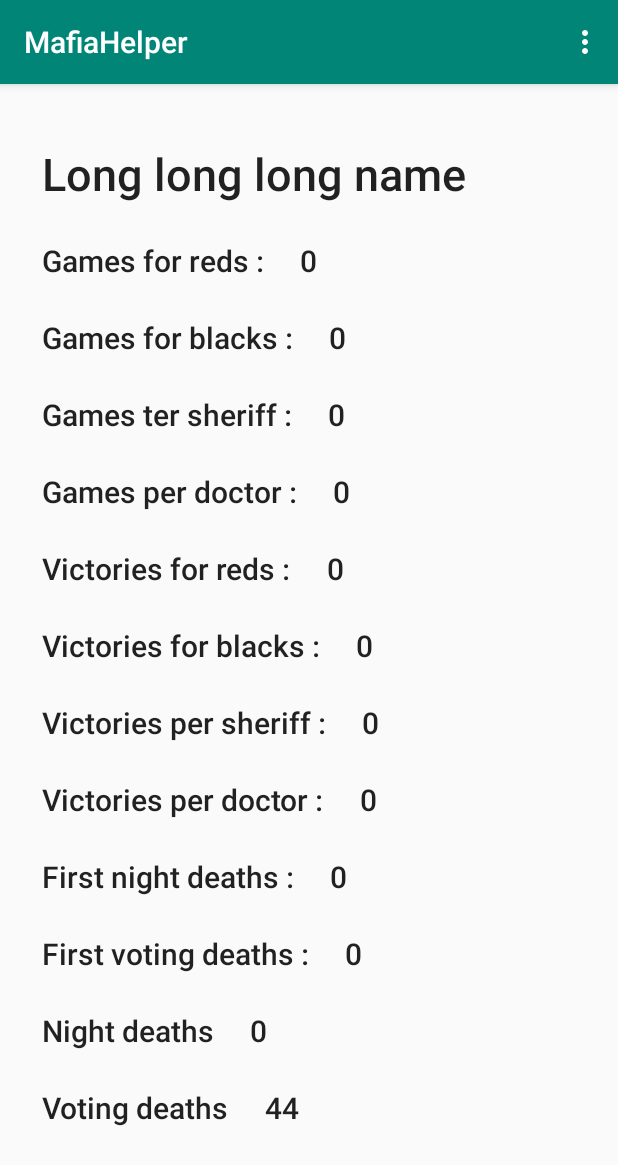
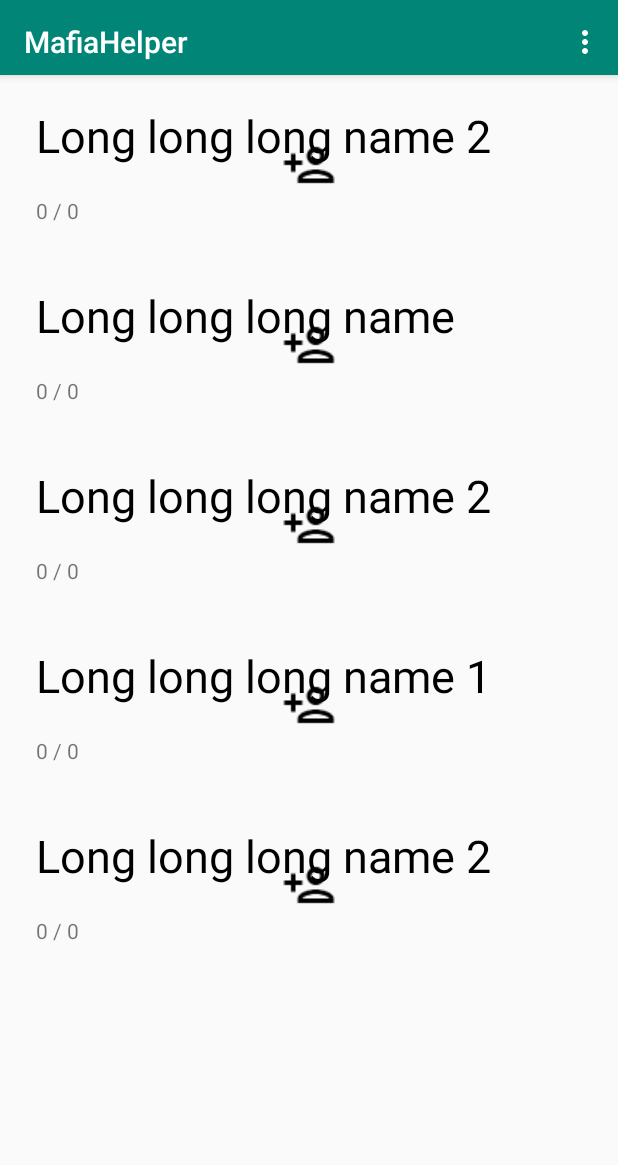
Before and after one commit to KessoPavel/Android-Mafia-Helper, an Android app: the screen it shows after launch (MainActivity), on a phone screen of 412 x 824 dp. Shown: the top 1165 px of the screen. Run offline under Robolectric (Android 15) with nearby library versions, the phone set to English and light mode, and no system bars; our stand-ins replace data binding.

Commit message:
add player list fragment

```diff
--- a/app/build.gradle
+++ b/app/build.gradle
@@ -33,7 +33,6 @@ dependencies {
     implementation "com.android.support:appcompat-v7:$support_version"
     implementation "com.android.support:recyclerview-v7:$support_version"
     implementation 'com.android.support.constraint:constraint-layout:1.1.3'
-    implementation 'com.squareup.picasso:picasso:2.5.2'
     implementation 'com.squareup.okhttp3:okhttp:3.12.0'
     implementation "com.android.support:support-v4:$support_version"
     implementation "org.jetbrains.kotlin:kotlin-stdlib-jdk7:$kotlin_version"
--- a/app/src/main/java/com/radiance/mafiahelper/MainActivity.kt
+++ b/app/src/main/java/com/radiance/mafiahelper/MainActivity.kt
@@ -7,6 +7,7 @@ import android.view.MenuItem
 import android.view.View
 import com.radiance.mafiahelper.player.Player
 import com.radiance.mafiahelper.playerInfo.PlayerInfoFragment
+import com.radiance.mafiahelper.playerList.PlayerListFragment
 
 import kotlinx.android.synthetic.main.activity_main.*
 import org.jetbrains.anko.toast
@@ -18,14 +19,22 @@ class MainActivity : AppCompatActivity() {
         setContentView(R.layout.activity_main)
         setSupportActionBar(toolbar)
 
-        val player = Player(
+        val player1 = Player(
             name = "Long long long name",
+            votingDeaths = 44
+        )
+        val player2 = Player(
+            name = "Long long long name 1 ",
+            votingDeaths = 44
+        )
+        val player3 = Player(
+            name = "Long long long name 2",
             votingDeaths = 44
         )
 
         supportFragmentManager
             .beginTransaction()
-            .add(R.id.root_layout, PlayerInfoFragment.newInstance(player), "Player")
+            .add(R.id.root_layout, PlayerListFragment.newInstance(arrayOf(player3, player1, player3, player2, player3)), "Player")
             .addToBackStack(null)
             .commit()
     }
--- /dev/null
+++ b/app/src/main/java/com/radiance/mafiahelper/playerList/Extensions.kt
@@ -0,0 +1,10 @@
+package com.radiance.mafiahelper.playerList
+
+import android.view.LayoutInflater
+import android.view.View
+import android.view.ViewGroup
+import androidx.annotation.LayoutRes
+
+fun ViewGroup.inflate(@LayoutRes layoutRes: Int, attachToRoot: Boolean = false): View {
+    return LayoutInflater.from(context).inflate(layoutRes, this, attachToRoot)
+}
--- /dev/null
+++ b/app/src/main/java/com/radiance/mafiahelper/playerList/PlayerListAdapter.kt
@@ -0,0 +1,47 @@
+package com.radiance.mafiahelper.playerList
+
+import android.content.Context
+import android.view.View
+import android.view.ViewGroup
+import androidx.recyclerview.widget.RecyclerView
+import com.radiance.mafiahelper.R
+import com.radiance.mafiahelper.player.Player
+import kotlinx.android.synthetic.main.fragment_player_info.view.*
+import kotlinx.android.synthetic.main.fragment_player_list_item.view.*
+
+class PlayerListAdapter(private val players: Array<Player>, context: Context): RecyclerView.Adapter<PlayerListAdapter.PlayerHolder>() {
+    override fun onCreateViewHolder(
+        parent: ViewGroup,
+        viewType: Int
+    ): PlayerHolder {
+        val inflationView = parent.inflate(R.layout.fragment_player_list_item, false)
+        return PlayerHolder(inflationView)
+    }
+
+    override fun getItemCount() = players.size
+
+    override fun onBindViewHolder(holder: PlayerHolder, position: Int) {
+        holder.bindPlayer(player = players[position])
+    }
+
+    class PlayerHolder(v: View) : RecyclerView.ViewHolder(v), View.OnClickListener {
+        private var view: View = v
+        private var player: Player? = null
+
+        init {
+            v.setOnClickListener(this)
+        }
+
+        override fun onClick(p0: View?) {
+        }
+
+        fun bindPlayer(player: Player){
+            this.player = player
+
+            view.player_name.text = player.name
+            view.v_l.text = "${player.victoriesForBlacks + player.victoriesForReds + player.victoriesPerDoctor + player.victoriesPerSheriff} / " +
+                    "${player.gamesForBlacks + player.gamesForReds + player.gamesPerDoctor + player.gamesPerSheriff}"
+            view.player_image.setImageResource(R.drawable.outline_person_add_black_18dp)
+        }
+    }
+}
--- a/app/src/main/java/com/radiance/mafiahelper/playerList/PlayerListFragment.kt
+++ b/app/src/main/java/com/radiance/mafiahelper/playerList/PlayerListFragment.kt
@@ -5,7 +5,11 @@ import android.os.Bundle
 import android.view.LayoutInflater
 import android.view.View
 import android.view.ViewGroup
+import android.widget.LinearLayout
 import androidx.fragment.app.Fragment
+import androidx.recyclerview.widget.LinearLayoutManager
+import androidx.recyclerview.widget.RecyclerView
+import com.radiance.mafiahelper.R
 import com.radiance.mafiahelper.player.Player
 
 class PlayerListFragment : Fragment() {
@@ -23,17 +27,21 @@ class PlayerListFragment : Fragment() {
         }
     }
 
-//    override fun onAttach(context: Context?) {
-//        super.onAttach(context)
-//    }
-//
-//    override fun onCreateView(
-//        inflater: LayoutInflater,
-//        container: ViewGroup?,
-//        savedInstanceState: Bundle?
-//    ): View? {
-//        players = arguments!!.getSerializable(PLAYER_LIST) as Array<Player>
-//
-//
-//    }
+    override fun onAttach(context: Context?) {
+        super.onAttach(context)
+    }
+
+    override fun onCreateView(
+        inflater: LayoutInflater,
+        container: ViewGroup?,
+        savedInstanceState: Bundle?
+    ): View? {
+        players = arguments!!.getSerializable(PLAYER_LIST) as Array<Player>
+
+        val view = inflater.inflate(R.layout.fragment_player_list, container, false)
+        val recyclerView = view.findViewById<RecyclerView>(R.id.player_list)
+        recyclerView.layoutManager = LinearLayoutManager(context)
+        recyclerView.adapter = PlayerListAdapter(players, context!!)
+        return view
+    }
 }
--- a/app/src/main/res/layout/activity_main.xml
+++ b/app/src/main/res/layout/activity_main.xml
@@ -8,7 +8,7 @@
 
     <com.google.android.material.appbar.AppBarLayout
         android:layout_width="match_parent"
-        android:layout_height="wrap_content"
+        android:layout_height="50dp"
         android:theme="@style/AppTheme.AppBarOverlay">
 
         <androidx.appcompat.widget.Toolbar
@@ -21,5 +21,4 @@
     </com.google.android.material.appbar.AppBarLayout>
 
     <include layout="@layout/content_main" />
-
 </androidx.coordinatorlayout.widget.CoordinatorLayout>
--- a/app/src/main/res/layout/content_main.xml
+++ b/app/src/main/res/layout/content_main.xml
@@ -4,7 +4,7 @@
     android:layout_width="match_parent"
     android:layout_height="match_parent"
     android:paddingLeft="4dp"
-    android:paddingTop="4dp"
+    android:paddingTop="50dp"
     android:paddingRight="4dp"
     android:paddingBottom="4dp">
 </FrameLayout>
--- a/app/src/main/res/layout/fragment_player_info.xml
+++ b/app/src/main/res/layout/fragment_player_info.xml
@@ -1,5 +1,6 @@
 <layout xmlns:tools="http://schemas.android.com/tools"
-    xmlns:android="http://schemas.android.com/apk/res/android">
+    xmlns:android="http://schemas.android.com/apk/res/android"
+    xmlns:app="http://schemas.android.com/apk/res-auto">
 
     <data>
 
@@ -21,6 +22,7 @@
             android:orientation="vertical">
 
             <!--            val name: String,-->
+
             <LinearLayout
                 android:layout_width="match_parent"
                 android:layout_height="wrap_content"
@@ -319,6 +321,7 @@
                 android:layout_width="match_parent"
                 android:layout_height="wrap_content"
                 android:orientation="horizontal">
+
                 <TextView
                     android:id="@+id/votingDeathsTitle"
                     style="@style/TextAppearance.AppCompat.Title"
@@ -339,6 +342,6 @@
                     android:text="@{Integer.toString(player.votingDeaths)}" />
             </LinearLayout>
         </LinearLayout>
+    </ScrollView>
 
-    </ScrollView>
 </layout>
--- /dev/null
+++ b/app/src/main/res/layout/fragment_player_list.xml
@@ -0,0 +1,6 @@
+<?xml version="1.0" encoding="utf-8"?>
+<androidx.recyclerview.widget.RecyclerView xmlns:android="http://schemas.android.com/apk/res/android"
+    android:id="@+id/player_list"
+    android:layout_width="match_parent"
+    android:layout_height="match_parent"
+    android:orientation="vertical" />
--- /dev/null
+++ b/app/src/main/res/layout/fragment_player_list_item.xml
@@ -0,0 +1,38 @@
+<?xml version="1.0" encoding="utf-8"?>
+<layout xmlns:tools="http://schemas.android.com/tools"
+    xmlns:android="http://schemas.android.com/apk/res/android">
+
+    <FrameLayout
+        android:layout_width="match_parent"
+        android:layout_height="100dp"
+        android:layout_margin="10dp">
+
+        <ImageView
+            android:id="@+id/player_image"
+            android:layout_width="match_parent"
+            android:layout_height="match_parent"
+            imageResource="0"
+            android:adjustViewBounds="true"
+            android:contentDescription="@null"
+            android:scaleType="centerInside"/>
+
+        <TextView
+            android:id="@+id/player_name"
+            android:layout_width="wrap_content"
+            android:layout_height="wrap_content"
+            android:layout_marginStart="10dp"
+            android:layout_marginTop="10dp"
+            android:text="playerName"
+            android:textColor="#000000"
+            android:textSize="30sp" />
+
+        <TextView
+            android:id="@+id/v_l"
+            android:layout_width="wrap_content"
+            android:layout_height="wrap_content"
+            android:layout_marginStart="10dp"
+            android:layout_marginBottom="10dp"
+            android:layout_gravity="bottom"
+            android:text="v/l" />
+    </FrameLayout>
+</layout>
--- a/build.gradle
+++ b/build.gradle
@@ -2,7 +2,7 @@
 
 buildscript {
     ext.kotlin_version = '1.3.50'
-    ext.support_version = '28.0.0'
+    ext.support_version = '29.0.0'
     ext.anko_version = '0.10.8'
     repositories {
         google()
```
